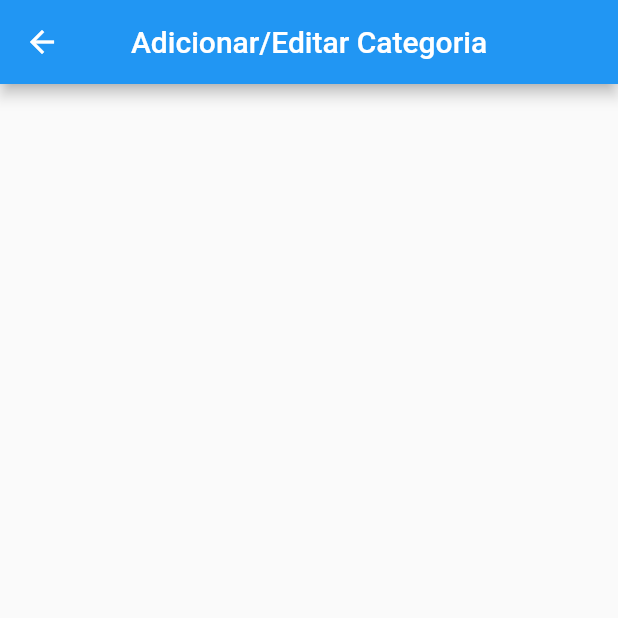
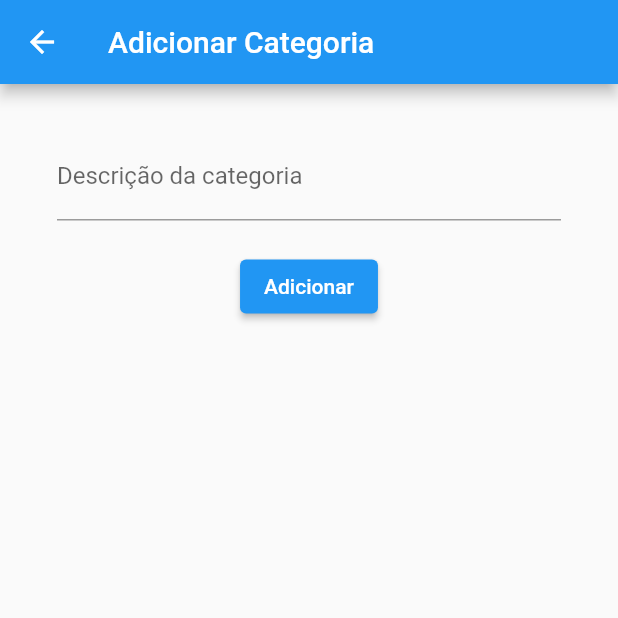
Before and after one commit to j1000tonm/Flutter-Ifal, a Flutter app: the screen it shows once a user with an empty profile is signed in, after a tap on "Adicionar/Editar Categoria", on a phone screen of 412 x 824 dp, the top half of it. Run offline on Flutter 3.47's test engine with Material 2 defaults, Android fonts, the phone set to English and light mode, and no system bars; our stand-ins replace firebase_auth, firebase_core, flutter_dotenv; accounts and stored records are empty; network calls fail; statements that could not run were skipped.

Commit message:
adjusted screens

```diff
--- a/admin/lib/main.dart
+++ b/admin/lib/main.dart
@@ -29,9 +29,9 @@ class Admin extends StatelessWidget {
       routes: {
         Routes.login: (ctx) => const LoginScreen(),
         Routes.menu: (ctx) => const MenuScreen(),
-        Routes.categories: (ctx) => const CategoriesScreen(),
+        Routes.categories: (ctx) => CategoriesScreen(),
         Routes.category: (ctx) => const CategoryScreen(),
-        Routes.movies: (ctx) => const MoviesScreen(),
+        Routes.movies: (ctx) => MoviesScreen(),
         Routes.movie: (ctx) => const MovieScreen(),
       },
     );
--- a/admin/lib/screens/category.dart
+++ b/admin/lib/screens/category.dart
@@ -1,15 +1,49 @@
+import 'package:flutter/foundation.dart';
 import 'package:flutter/material.dart';
+import 'package:minimal/components/container.dart';
 
-class CategoryScreen extends StatelessWidget {
+class CategoryScreen extends StatefulWidget {
   const CategoryScreen({super.key});
 
   @override
+  State<StatefulWidget> createState() {
+    return _CategoryScreenState();
+  }
+}
+
+class _CategoryScreenState extends State<CategoryScreen> {
+  String category = '';
+  bool isLoggedIn = false;
+
+  final _formkey = GlobalKey<FormState>();
+
+  Future<void> login() async {
+    _formkey.currentState?.save();
+    if (kDebugMode) {
+      print(category);
+    }
+  }
+
+  @override
   Widget build(BuildContext context) {
-    return Scaffold(
-      appBar: AppBar(
-        centerTitle: true,
-        title: const Text('Adicionar/Editar Categoria'),
-      ),
+    return ScreenContainer(
+      includeLogo: false,
+      title: 'Adicionar Categoria',
+      child: Form(
+          key: _formkey,
+          child: Column(
+            children: [
+              TextFormField(
+                  decoration: const InputDecoration(
+                      labelText: 'Descrição da categoria'),
+                  keyboardType: TextInputType.emailAddress,
+                  onSaved: (value) => category = value!),
+              Padding(
+                  padding: const EdgeInsets.only(top: 20),
+                  child: ElevatedButton(
+                      onPressed: login, child: const Text('Adicionar'))),
+            ],
+          )),
     );
   }
 }
--- a/admin/lib/screens/menu.dart
+++ b/admin/lib/screens/menu.dart
@@ -1,5 +1,6 @@
 import 'package:firebase_auth/firebase_auth.dart';
 import 'package:flutter/material.dart';
+import 'package:minimal/components/container.dart';
 import 'package:minimal/utils/routes.dart';
 
 class MenuScreen extends StatelessWidget {
@@ -7,12 +8,18 @@ class MenuScreen extends StatelessWidget {
 
   @override
   Widget build(BuildContext context) {
-    return Scaffold(
-        appBar: AppBar(
-          centerTitle: true,
-          title: const Text('Menu'),
-        ),
-        body: Column(
+    return ScreenContainer(
+      includeLogo: false,
+      title: 'Admin',
+      child: Expanded(
+        child: GridView(
+          padding: const EdgeInsets.only(left: 4, right: 4, top: 20),
+          gridDelegate: const SliverGridDelegateWithMaxCrossAxisExtent(
+            maxCrossAxisExtent: 400,
+            childAspectRatio: 5 / 0.8,
+            crossAxisSpacing: 20,
+            mainAxisSpacing: 20,
+          ),
           children: [
             ElevatedButton(
                 onPressed: () =>
@@ -37,6 +44,8 @@ class MenuScreen extends StatelessWidget {
                 },
                 child: const Text('Sair')),
           ],
-        ));
+        ),
+      ),
+    );
   }
 }
--- a/admin/lib/utils/routes.dart
+++ b/admin/lib/utils/routes.dart
@@ -1,8 +1,8 @@
 class Routes {
   static const login = '/';
   static const menu = '/menu';
+  static const category = '/category';
   static const categories = '/categories';
-  static const category = '/category';
+  static const movie = '/movie';
   static const movies = '/movies';
-  static const movie = '/movie';
 }
```
Also changed, not shown: admin/lib/components/alert.dart (added, +45 -0 lines), admin/lib/components/dropdown.dart (added, +48 -0 lines), admin/lib/components/exit.dart (added, +47 -0 lines), admin/lib/components/item.dart (added, +47 -0 lines), admin/lib/screens/categories.dart (+44 -6 lines), admin/lib/screens/movie.dart (+46 -8 lines), admin/lib/screens/movies.dart (+43 -6 lines).
